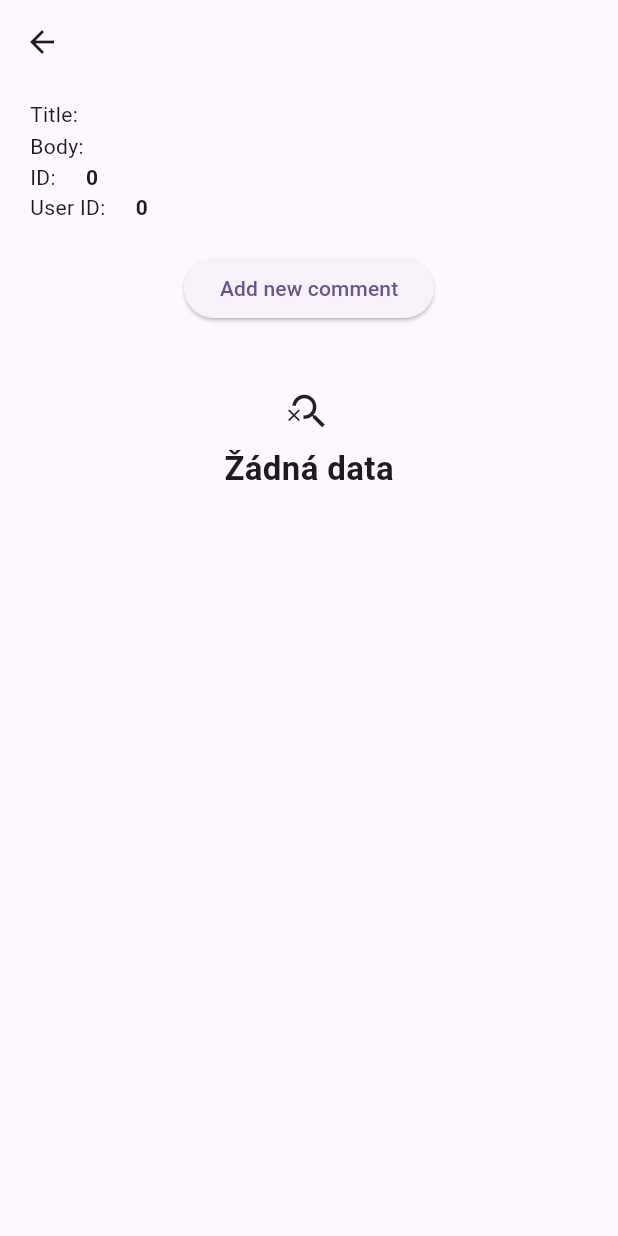
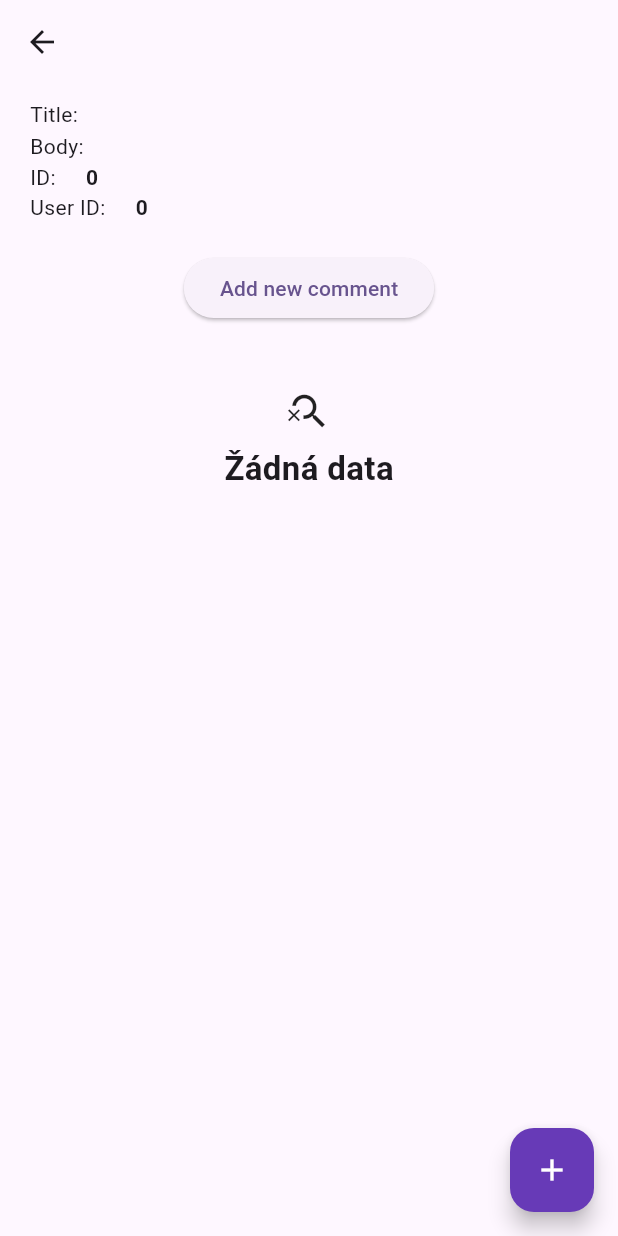
Before and after one commit to Fejkii/seznam_blog, a Flutter app: the PostDetailPage screen opened directly with empty values, on a phone screen of 412 x 824 dp. Run offline on Flutter 3.47's test engine with Material 3 defaults, Android fonts, the phone set to English and light mode, and no system bars; our stand-ins replace dio, flutter_bloc, get_it, pretty_dio_logger; generated files the repository leaves out were written again; network calls fail.

Commit message:
add floating button to add new comment

```diff
--- /dev/null
+++ b/lib/ui/widget/app_floating_button.dart
@@ -0,0 +1,20 @@
+import 'package:flutter/material.dart';
+import 'package:seznam_blog/constant/app_colors.dart';
+
+class AppFloatingButton extends StatelessWidget {
+  final dynamic Function() onPressed;
+  const AppFloatingButton({
+    super.key,
+    required this.onPressed,
+  });
+
+  @override
+  FloatingActionButton build(BuildContext context) {
+    return FloatingActionButton(
+      backgroundColor: AppColors.primary,
+      foregroundColor: AppColors.white,
+      onPressed: onPressed,
+      child: const Icon(Icons.add),
+    );
+  }
+}
```
Also changed, not shown: lib/ui/post/post_detail_page.dart (+10 -0 lines).
